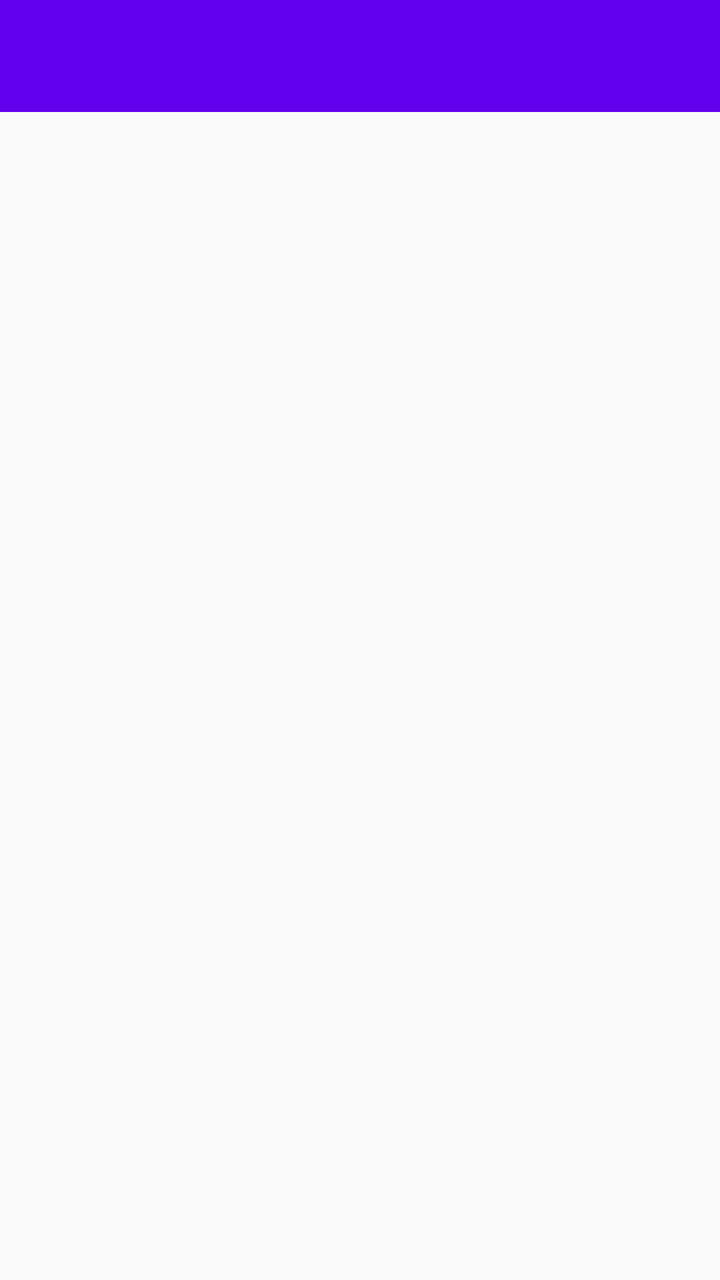
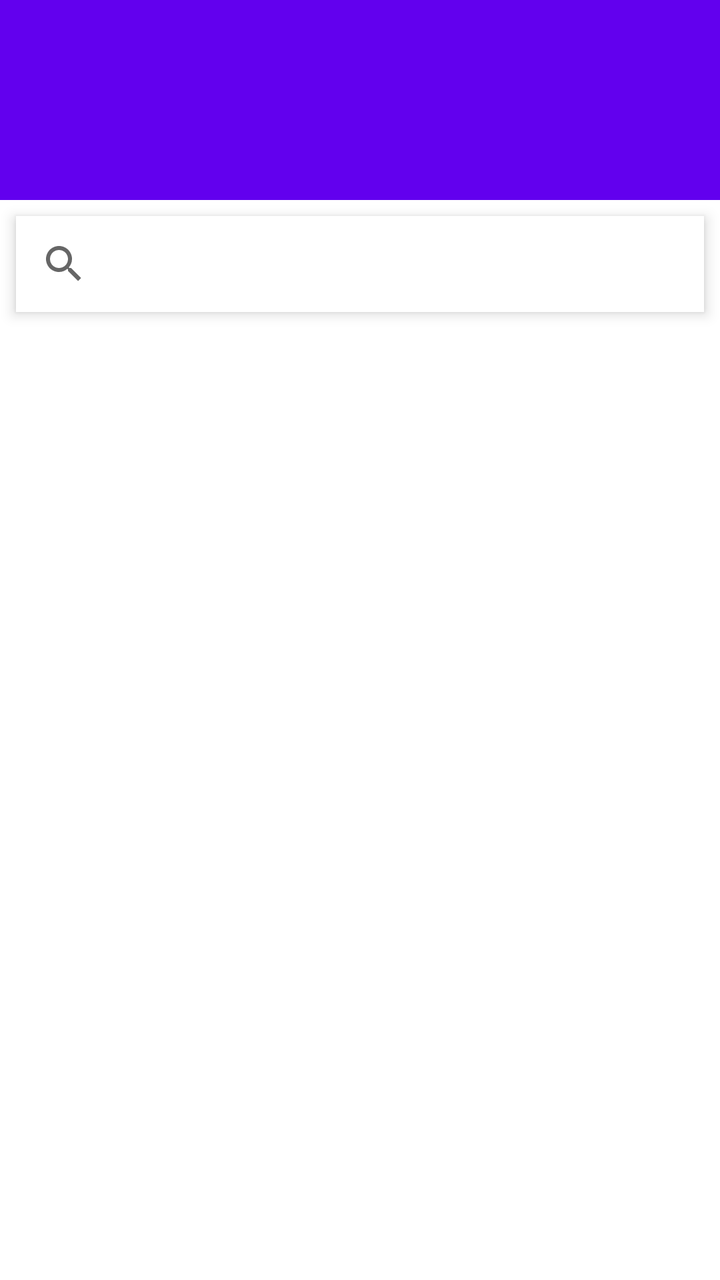

Two renders of the same Android screen: before a commit and after it. Below are the layout's source before the change and the commit's diff.
<!-- AndroidManifest.xml: activity theme Theme.SaptajiPrasetyo -->
<!-- res/layout/activity_main.xml -->
<LinearLayout
    xmlns:android="http://schemas.android.com/apk/res/android"
    android:id="@+id/root_main"
    android:orientation="vertical"
    android:layout_width="match_parent"
    android:layout_height="match_parent">

    
    <androidx.appcompat.widget.Toolbar
        android:id="@+id/toolbar"
        android:layout_width="match_parent"
        android:layout_height="?attr/actionBarSize"
        android:background="?attr/colorPrimary"/>

    
    <FrameLayout
        android:id="@+id/container_list"
        android:layout_width="match_parent"
        android:layout_height="0dp"
        android:layout_weight="1"/>
</LinearLayout>
<!-- resources referenced by this layout -->
<resources>
  <style name="Theme.SaptajiPrasetyo" parent="Theme.AppCompat.Light">
          <item name="colorPrimary">@color/purple_500</item>
          <item name="colorPrimaryDark">@color/purple_700</item>
          <item name="colorAccent">@color/teal_200</item>
      </style>
  <color name="purple_500">#FF6200EE</color>
  <color name="purple_700">#FF3700B3</color>
  <color name="teal_200">#FF03DAC5</color>
</resources>

<!-- the commit's change to res/layout/activity_main.xml (unified diff, before → after) -->
@@ -1,18 +1,29 @@
-<LinearLayout
-    xmlns:android="http://schemas.android.com/apk/res/android"
+<LinearLayout xmlns:android="http://schemas.android.com/apk/res/android"
+    xmlns:app="http://schemas.android.com/apk/res-auto"
     android:id="@+id/root_main"
     android:orientation="vertical"
     android:layout_width="match_parent"
     android:layout_height="match_parent">
 
-    
     <androidx.appcompat.widget.Toolbar
         android:id="@+id/toolbar"
         android:layout_width="match_parent"
-        android:layout_height="?attr/actionBarSize"
-        android:background="?attr/colorPrimary"/>
+        android:layout_height="100dp"
+        app:titleMarginTop="50dp"
+        android:background="?attr/colorPrimary"
+        android:theme="@style/ThemeOverlay.AppCompat.Dark.ActionBar"
+        android:popupTheme="@style/ThemeOverlay.AppCompat.Light"/>
 
-    
+    <androidx.appcompat.widget.SearchView
+        android:id="@+id/search_view"
+        android:layout_width="match_parent"
+        android:layout_height="wrap_content"
+        android:iconifiedByDefault="false"
+        android:queryHint="Cari di sini..."
+        android:layout_margin="8dp"
+        android:background="@android:color/white"
+        android:elevation="4dp"/>
+
     <FrameLayout
         android:id="@+id/container_list"
         android:layout_width="match_parent"
<!-- resource entries referenced after the edit -->
@@ -1,9 +1,12 @@
 <!-- resources referenced by this layout -->
 <resources>
-  <style name="Theme.SaptajiPrasetyo" parent="Theme.AppCompat.Light">
+  <style name="Theme.SaptajiPrasetyo" parent="Theme.MaterialComponents.DayNight.NoActionBar">
           <item name="colorPrimary">@color/purple_500</item>
           <item name="colorPrimaryDark">@color/purple_700</item>
           <item name="colorAccent">@color/teal_200</item>
+          <item name="android:statusBarColor">@color/purple_500</item>
+          <item name="android:windowLightStatusBar">false</item>
+          <item name="android:navigationBarColor">@color/purple_500</item>
       </style>
   <color name="purple_500">#FF6200EE</color>
   <color name="purple_700">#FF3700B3</color>
